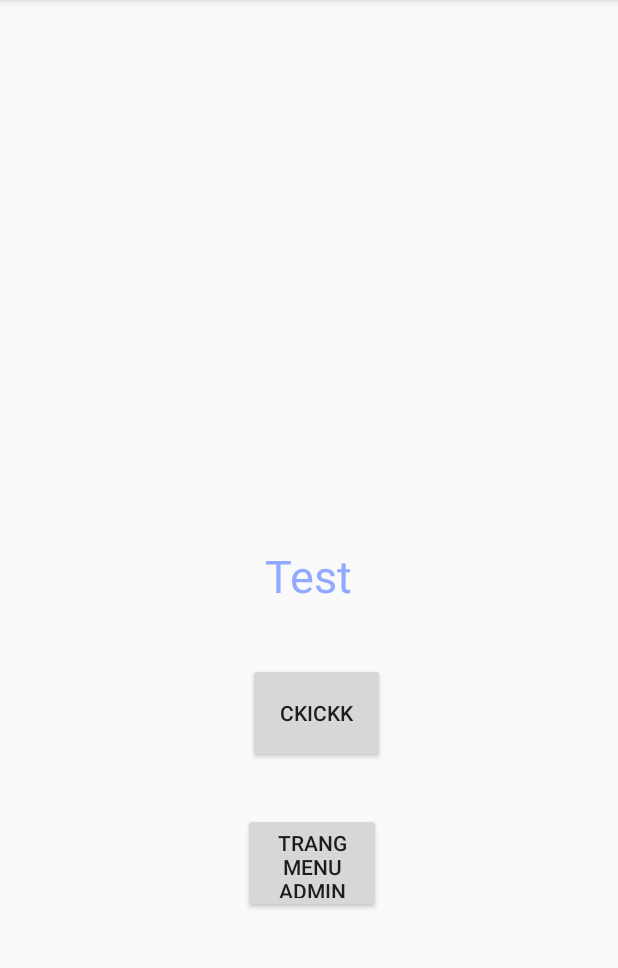
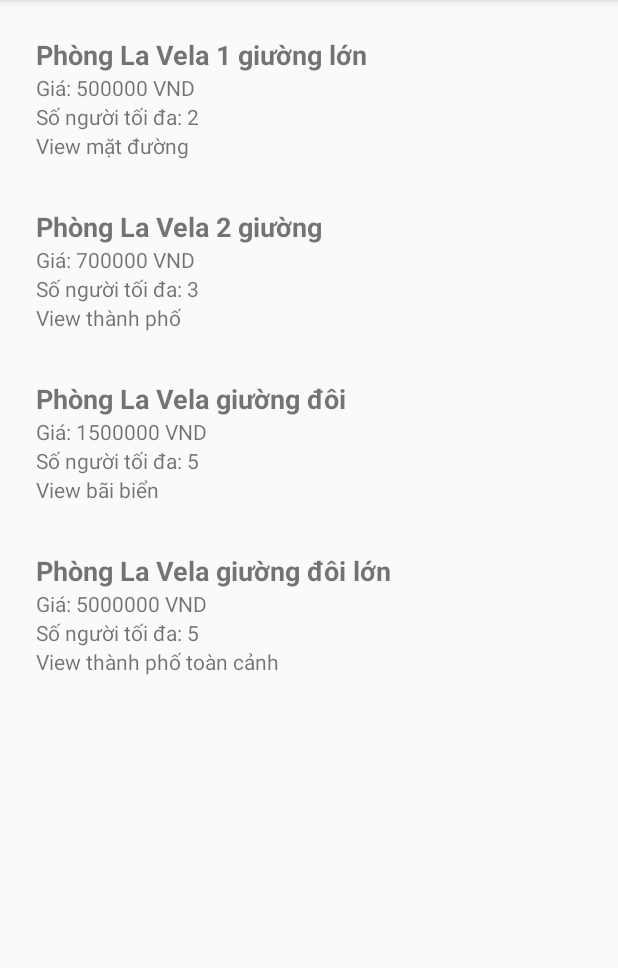
Before and after one commit to leafclover01/moblieProject, an Android app: the HomeFragment screen opened directly, with no data from a screen before it, in the side drawer, after a tap on "Cài đặt", on a phone screen of 412 x 824 dp, the part 84-1052 px from its top. Run offline under Robolectric (Android 15) with nearby library versions, the phone set to English and light mode, and no system bars.

Commit message:
cusstom cho user dawtj phong, tu loai phong dan den chi tiet phong...chuwa csdl

```diff
--- a/app/src/main/AndroidManifest.xml
+++ b/app/src/main/AndroidManifest.xml
@@ -34,6 +34,10 @@
                 <category android:name="android.intent.category.LAUNCHER" />
             </intent-filter>
         </activity>
+        <activity
+            android:name=".page.customer.ChiTietLoaiPhongActivity"
+            android:exported="false" />
+
     </application>
 
 </manifest>
--- /dev/null
+++ b/app/src/main/java/com/example/appbooking/page/customer/ChiTietLoaiPhongActivity.java
@@ -0,0 +1,48 @@
+package com.example.appbooking.page.customer;
+
+import android.app.Activity;
+import android.content.Intent;
+import android.os.Bundle;
+import android.widget.ImageView;
+import android.widget.TextView;
+
+import androidx.appcompat.app.AppCompatActivity;
+
+import com.example.appbooking.R;
+
+public class ChiTietLoaiPhongActivity extends AppCompatActivity {
+
+    private ImageView imageLoaiPhong;
+    private TextView tenLoaiPhong;
+    private TextView giaLoaiPhong;
+    private TextView soNguoiToiDa;
+    private TextView moTa;
+
+    @Override
+    protected void onCreate(Bundle savedInstanceState) {
+        super.onCreate(savedInstanceState);
+        setContentView(R.layout.activity_chi_tiet_loai_phong); // Layout chi tiết loại phòng
+
+        // Ánh xạ các View
+        imageLoaiPhong = findViewById(R.id.imageLoaiPhong);
+        tenLoaiPhong = findViewById(R.id.tenLoaiPhong);
+        giaLoaiPhong = findViewById(R.id.giaLoaiPhong);
+        soNguoiToiDa = findViewById(R.id.soNguoiToiDa);
+        moTa = findViewById(R.id.moTa);
+
+        // Nhận dữ liệu từ Intent
+        Intent intent = getIntent();
+        String tenPhong = intent.getStringExtra("tenPhong");
+        String giaPhong = intent.getStringExtra("giaPhong");
+        String soNguoi = intent.getStringExtra("soNguoi");
+        String moTaPhong = intent.getStringExtra("moTaPhong");
+        int imageResource = intent.getIntExtra("imageResource", R.drawable.anh_phong); // Giá trị mặc định là ảnh placeholder
+
+        // Cập nhật các View với dữ liệu nhận được
+        tenLoaiPhong.setText(tenPhong);
+        giaLoaiPhong.setText(giaPhong);
+        soNguoiToiDa.setText(soNguoi);
+        moTa.setText(moTaPhong);
+        imageLoaiPhong.setImageResource(imageResource);
+    }
+}
--- a/app/src/main/java/com/example/appbooking/page/customer/HomeFragment.java
+++ b/app/src/main/java/com/example/appbooking/page/customer/HomeFragment.java
@@ -1,52 +1,44 @@
-// Trang chủ
 package com.example.appbooking.page.customer;
 
-import android.content.Intent;
 import android.os.Bundle;
-
-import androidx.annotation.Nullable;
-import androidx.fragment.app.Fragment;
-
+import androidx.fragment.app.Fragment;  // Thêm dòng này
+import androidx.recyclerview.widget.LinearLayoutManager;
+import androidx.recyclerview.widget.RecyclerView;
 import android.view.LayoutInflater;
 import android.view.View;
 import android.view.ViewGroup;
-import android.widget.Button;
-import android.widget.Toast;
 
+import com.example.appbooking.Model.LoaiPhong;
 import com.example.appbooking.R;
-import com.example.appbooking.page.admin.homeAdmin;
+import com.example.appbooking.page.customer.LoaiPhongAdapter;
+
+import java.util.ArrayList;
+import java.util.List;
 
 public class HomeFragment extends Fragment {
 
-    //TODO:  Khởi tạo
-    Button a, btn3;
+    private RecyclerView recyclerViewLoaiPhong;
 
     @Override
-    public View onCreateView(LayoutInflater inflater, ViewGroup container,
-                             Bundle savedInstanceState) {
-        // Tạo một view bắt buộc các trang ()
+    public View onCreateView(LayoutInflater inflater, ViewGroup container, Bundle savedInstanceState) {
         View view = inflater.inflate(R.layout.fragment_home, container, false);
 
-        // TODO:  CODE như bình thường .....
-        // Ánh xạ Button từ UI
-        a = view.findViewById(R.id.button2);
-        btn3 = view.findViewById(R.id.btn3);
-        // Thêm sự kiện cho Button
-        a.setOnClickListener(v -> {
-            // Xử lý khi Button được nhấn
-            Toast.makeText(getContext(), "logout!", Toast.LENGTH_SHORT).show();
-        });
+        recyclerViewLoaiPhong = view.findViewById(R.id.recyclerViewLoaiPhong);
+        recyclerViewLoaiPhong.setLayoutManager(new LinearLayoutManager(getActivity()));
 
-        btn3.setOnClickListener(new View.OnClickListener() {
-            @Override
-            public void onClick(View v) {
-                Intent in = new Intent(getContext(), homeAdmin.class);
-                startActivity(in);
-            }
-        });
+        List<LoaiPhong> loaiPhongList = getLoaiPhongList();
+        LoaiPhongAdapter adapter = new LoaiPhongAdapter(loaiPhongList, getActivity());
+        recyclerViewLoaiPhong.setAdapter(adapter);
 
-        // Trả về view đã được ánh xạ
         return view;
     }
 
+    private List<LoaiPhong> getLoaiPhongList() {
+        List<LoaiPhong> loaiPhongList = new ArrayList<>();
+        loaiPhongList.add(new LoaiPhong(1, "Phòng La Vela 1 giường lớn", 500000, 2, "View mặt đường"));
+        loaiPhongList.add(new LoaiPhong(2, "Phòng La Vela 2 giường", 700000, 3, "View thành phố"));
+        loaiPhongList.add(new LoaiPhong(3, "Phòng La Vela giường đôi", 1500000, 5, "View bãi biển"));
+        loaiPhongList.add(new LoaiPhong(4, "Phòng La Vela giường đôi lớn", 5000000, 5, "View thành phố toàn cảnh"));
+        return loaiPhongList;
+    }
 }
--- /dev/null
+++ b/app/src/main/java/com/example/appbooking/page/customer/LoaiPhongAdapter.java
@@ -0,0 +1,80 @@
+package com.example.appbooking.page.customer;
+
+import android.content.Context;
+import android.content.Intent;
+import android.view.LayoutInflater;
+import android.view.View;
+import android.view.ViewGroup;
+import android.widget.TextView;
+
+import androidx.annotation.NonNull;
+import androidx.recyclerview.widget.RecyclerView;
+
+import com.example.appbooking.R;
+import com.example.appbooking.Model.LoaiPhong;
+
+import java.util.List;
+
+public class LoaiPhongAdapter extends RecyclerView.Adapter<LoaiPhongAdapter.LoaiPhongViewHolder> {
+
+    private final List<LoaiPhong> loaiPhongList;
+    private final Context context;  // Thêm Context vào Adapter
+
+    // Cập nhật constructor để nhận vào Context
+    public LoaiPhongAdapter(List<LoaiPhong> loaiPhongList, Context context) {
+        this.loaiPhongList = loaiPhongList;
+        this.context = context;
+    }
+
+    @NonNull
+    @Override
+    public LoaiPhongViewHolder onCreateViewHolder(@NonNull ViewGroup parent, int viewType) {
+        View view = LayoutInflater.from(context).inflate(R.layout.item_loai_phong, parent, false);
+        return new LoaiPhongViewHolder(view);
+    }
+
+    @Override
+    public void onBindViewHolder(@NonNull LoaiPhongViewHolder holder, int position) {
+        LoaiPhong loaiPhong = loaiPhongList.get(position);
+        holder.tvLoaiPhong.setText(loaiPhong.getTen());
+        holder.tvGiaPhong.setText("Giá: " + loaiPhong.getGia() + " VND");
+        holder.tvSoNguoiToiDa.setText("Số người tối đa: " + loaiPhong.getSoNguoiToiDa());
+        holder.tvMoTa.setText(loaiPhong.getMoTa());
+
+        // Thêm sự kiện click cho từng item
+        holder.itemView.setOnClickListener(v -> {
+            // Tạo Intent để chuyển tới ChiTietLoaiPhongActivity
+            Intent intent = new Intent(context, ChiTietLoaiPhongActivity.class);
+
+            // Truyền dữ liệu chi tiết về loại phòng
+            intent.putExtra("tenPhong", loaiPhong.getTen());
+            intent.putExtra("giaPhong", String.valueOf(loaiPhong.getGia()));
+            intent.putExtra("soNguoi", String.valueOf(loaiPhong.getSoNguoiToiDa()));
+            intent.putExtra("moTaPhong", loaiPhong.getMoTa());
+//            intent.putExtra("imageResource", loaiPhong.getImageResourceId()); // Giả sử bạn có id của ảnh trong model
+
+            // Khởi động ChiTietLoaiPhongActivity
+            context.startActivity(intent);
+        });
+    }
+
+    @Override
+    public int getItemCount() {
+        return loaiPhongList.size();
+    }
+
+    public static class LoaiPhongViewHolder extends RecyclerView.ViewHolder {
+        TextView tvLoaiPhong;
+        TextView tvGiaPhong;
+        TextView tvSoNguoiToiDa;
+        TextView tvMoTa;
+
+        public LoaiPhongViewHolder(View itemView) {
+            super(itemView);
+            tvLoaiPhong = itemView.findViewById(R.id.tvLoaiPhong);
+            tvGiaPhong = itemView.findViewById(R.id.tvGiaPhong);
+            tvSoNguoiToiDa = itemView.findViewById(R.id.tvSoNguoiToiDa);
+            tvMoTa = itemView.findViewById(R.id.tvMoTa);
+        }
+    }
+}
--- /dev/null
+++ b/app/src/main/res/layout/activity_chi_tiet_loai_phong.xml
@@ -0,0 +1,54 @@
+<?xml version="1.0" encoding="utf-8"?>
+<ScrollView xmlns:android="http://schemas.android.com/apk/res/android"
+    android:layout_width="match_parent"
+    android:layout_height="match_parent"
+    android:padding="16dp">
+
+    <LinearLayout
+        android:layout_width="match_parent"
+        android:layout_height="wrap_content"
+        android:orientation="vertical">
+
+        <!-- Ảnh của loại phòng -->
+        <ImageView
+            android:id="@+id/imageLoaiPhong"
+            android:layout_width="200dp"
+            android:layout_height="200dp"
+            android:scaleType="centerCrop"
+            android:src="@drawable/anh_phong" />
+
+        <!-- Tên loại phòng -->
+        <TextView
+            android:id="@+id/tenLoaiPhong"
+            android:layout_width="wrap_content"
+            android:layout_height="wrap_content"
+            android:text="Tên phòng"
+            android:textSize="20sp"
+            android:textStyle="bold"
+            android:paddingTop="8dp" />
+
+        <!-- Giá loại phòng -->
+        <TextView
+            android:id="@+id/giaLoaiPhong"
+            android:layout_width="wrap_content"
+            android:layout_height="wrap_content"
+            android:text="Giá: 500.000 VND"
+            android:paddingTop="8dp" />
+
+        <!-- Số người tối đa -->
+        <TextView
+            android:id="@+id/soNguoiToiDa"
+            android:layout_width="wrap_content"
+            android:layout_height="wrap_content"
+            android:text="Số người tối đa: 2"
+            android:paddingTop="8dp" />
+
+        <!-- Mô tả -->
+        <TextView
+            android:id="@+id/moTa"
+            android:layout_width="wrap_content"
+            android:layout_height="wrap_content"
+            android:text="Mô tả"
+            android:paddingTop="8dp" />
+    </LinearLayout>
+</ScrollView>
--- a/app/src/main/res/layout/drawer_header.xml
+++ b/app/src/main/res/layout/drawer_header.xml
@@ -15,7 +15,7 @@
     <TextView
         android:layout_width="wrap_content"
         android:layout_height="wrap_content"
-        android:text="Trần Đức Hiếu"
+        android:text="ADMIN"
         android:textColor="@color/light"
         android:textStyle="bold"/>
     <TextView
--- a/app/src/main/res/layout/fragment_home.xml
+++ b/app/src/main/res/layout/fragment_home.xml
@@ -5,40 +5,14 @@
     android:layout_width="match_parent"
     android:layout_height="match_parent"
     tools:context=".page.customer.HomeFragment">
-    <!-- TODO: Update blank fragment layout -->
-    <TextView
-        android:id="@+id/textView"
-        android:layout_width="wrap_content"
-        android:layout_height="wrap_content"
-        android:layout_centerInParent="true"
-        android:text="Test"
-        android:textColor="@color/brandBlue30"
-        android:textSize="30sp" />
 
-    <Button
-        android:id="@+id/button2"
-        android:layout_width="wrap_content"
-        android:layout_height="wrap_content"
-        android:layout_below="@+id/textView"
-        android:layout_alignParentStart="true"
-        android:layout_alignParentEnd="true"
-        android:layout_alignParentBottom="true"
-        android:layout_marginStart="165dp"
-        android:layout_marginTop="38dp"
-        android:layout_marginEnd="155dp"
-        android:layout_marginBottom="259dp"
-        android:text="Ckickk" />
-    <Button
-        android:id="@+id/btn3"
-        android:layout_width="wrap_content"
-        android:layout_height="wrap_content"
-        android:layout_below="@+id/textView"
-        android:layout_alignParentStart="true"
-        android:layout_alignParentEnd="true"
-        android:layout_alignParentBottom="true"
-        android:layout_marginStart="162dp"
-        android:layout_marginTop="138dp"
-        android:layout_marginEnd="158dp"
-        android:layout_marginBottom="159dp"
-        android:text="Trang menu admin" />
+    <!-- RecyclerView để hiển thị danh sách loại phòng -->
+    <androidx.recyclerview.widget.RecyclerView
+        android:id="@+id/recyclerViewLoaiPhong"
+        android:layout_width="match_parent"
+        android:layout_height="match_parent"
+        android:clipToPadding="false"
+        android:padding="8dp"
+        tools:listitem="@layout/item_loai_phong" />
+
 </RelativeLayout>
--- /dev/null
+++ b/app/src/main/res/layout/item_loai_phong.xml
@@ -0,0 +1,33 @@
+<?xml version="1.0" encoding="utf-8"?>
+<LinearLayout xmlns:android="http://schemas.android.com/apk/res/android"
+    android:layout_width="match_parent"
+    android:layout_height="wrap_content"
+    android:orientation="vertical"
+    android:padding="16dp">
+
+    <TextView
+        android:id="@+id/tvLoaiPhong"
+        android:layout_width="wrap_content"
+        android:layout_height="wrap_content"
+        android:text="Tên phòng"
+        android:textSize="18sp"
+        android:textStyle="bold" />
+
+    <TextView
+        android:id="@+id/tvGiaPhong"
+        android:layout_width="wrap_content"
+        android:layout_height="wrap_content"
+        android:text="Giá phòng" />
+
+    <TextView
+        android:id="@+id/tvSoNguoiToiDa"
+        android:layout_width="wrap_content"
+        android:layout_height="wrap_content"
+        android:text="Số người tối đa" />
+
+    <TextView
+        android:id="@+id/tvMoTa"
+        android:layout_width="wrap_content"
+        android:layout_height="wrap_content"
+        android:text="Mô tả" />
+</LinearLayout>
```
